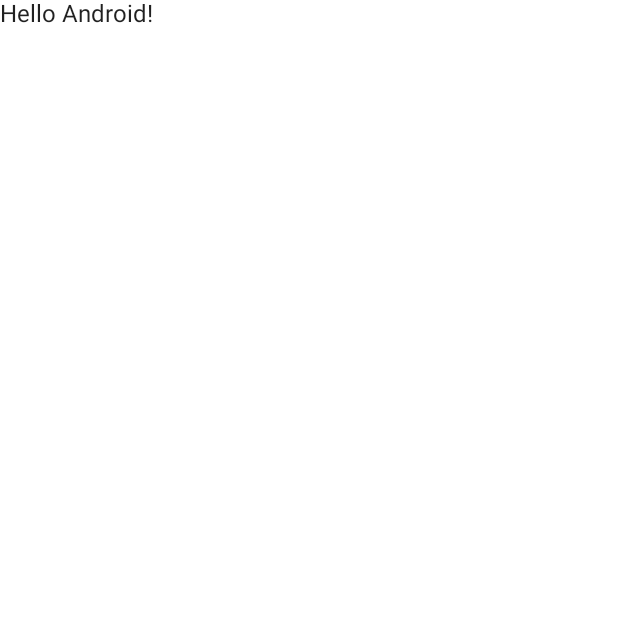
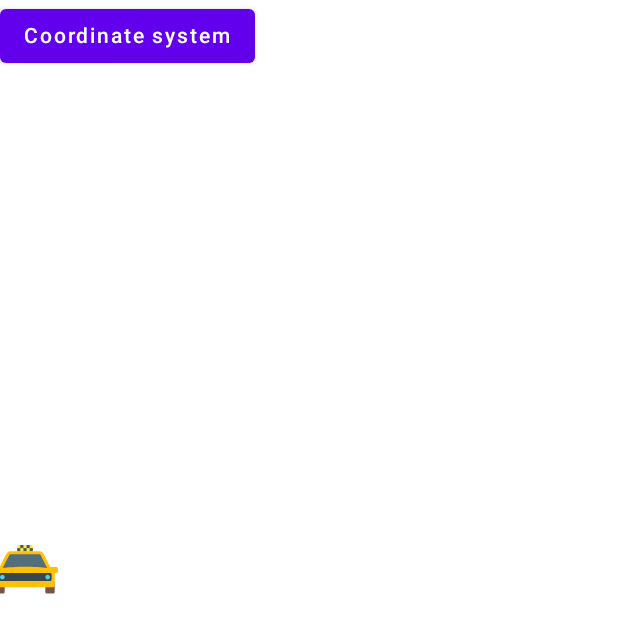
Before and after one commit to Rinat-M/AndroidInterview, an Android app built with Jetpack Compose: the screen it shows after launch (MainActivity), on a phone screen of 412 x 824 dp. Before the commit the part shown is almost empty. Shown: the top 633 px of the screen. Run offline under Robolectric (Android 15) with nearby library versions, the light colour scheme and no system bars.

Commit message:
Implemented object movement along a sinusoid

```diff
--- a/ObjectMovement/app/build.gradle
+++ b/ObjectMovement/app/build.gradle
@@ -10,8 +10,8 @@
         applicationId "com.rino.objectmovement"
         minSdk 28
         targetSdk 33
-        versionCode 1
-        versionName "1.0"
+        versionCode 2
+        versionName "1.1.0"
 
         testInstrumentationRunner "androidx.test.runner.AndroidJUnitRunner"
         vectorDrawables {
--- a/ObjectMovement/app/src/main/java/com/rino/objectmovement/MainActivity.kt
+++ b/ObjectMovement/app/src/main/java/com/rino/objectmovement/MainActivity.kt
@@ -1,43 +1,138 @@
 package com.rino.objectmovement
 
 import android.os.Bundle
+import android.util.Log
 import androidx.activity.ComponentActivity
 import androidx.activity.compose.setContent
-import androidx.compose.foundation.layout.fillMaxSize
+import androidx.compose.animation.core.FastOutSlowInEasing
+import androidx.compose.animation.core.animateOffsetAsState
+import androidx.compose.animation.core.tween
+import androidx.compose.foundation.Canvas
+import androidx.compose.foundation.Image
+import androidx.compose.foundation.clickable
+import androidx.compose.foundation.layout.*
+import androidx.compose.material.Button
 import androidx.compose.material.MaterialTheme
 import androidx.compose.material.Surface
 import androidx.compose.material.Text
-import androidx.compose.runtime.Composable
+import androidx.compose.runtime.*
+import androidx.compose.ui.Alignment
 import androidx.compose.ui.Modifier
+import androidx.compose.ui.geometry.Offset
+import androidx.compose.ui.geometry.Size
+import androidx.compose.ui.graphics.Color
+import androidx.compose.ui.graphics.PointMode
+import androidx.compose.ui.res.painterResource
 import androidx.compose.ui.tooling.preview.Preview
+import androidx.compose.ui.unit.IntOffset
+import androidx.compose.ui.unit.dp
 import com.rino.objectmovement.ui.theme.ObjectMovementTheme
+import com.rino.objectmovement.utils.coordinateSystem
+import com.rino.objectmovement.utils.getSinusoidPoints
 
 class MainActivity : ComponentActivity() {
     override fun onCreate(savedInstanceState: Bundle?) {
         super.onCreate(savedInstanceState)
         setContent {
-            ObjectMovementTheme {
-                // A surface container using the 'background' color from the theme
-                Surface(
-                    modifier = Modifier.fillMaxSize(),
-                    color = MaterialTheme.colors.background
-                ) {
-                    Greeting("Android")
-                }
-            }
+            MyApp()
         }
     }
 }
 
 @Composable
-fun Greeting(name: String) {
-    Text(text = "Hello $name!")
+fun MyApp() {
+    ObjectMovementTheme {
+        Surface(
+            color = MaterialTheme.colors.background
+        ) {
+            var showCoordinateSystem by remember { mutableStateOf(false) }
+
+            Button(
+                modifier = Modifier.wrapContentSize(),
+                onClick = { showCoordinateSystem = !showCoordinateSystem }
+            ) {
+                Text("Coordinate system")
+            }
+
+            if (showCoordinateSystem) {
+                SinusoidInCoordinateSystem()
+            }
+
+            MovingTaxi()
+        }
+    }
+}
+
+@Composable
+fun SinusoidInCoordinateSystem() {
+    Canvas(modifier = Modifier.fillMaxSize()) {
+        coordinateSystem(Color.Gray)
+        val points = getSinusoidPoints(size)
+        Log.d("TAG_DRAW", "Draw points")
+        drawPoints(
+            points = points,
+            strokeWidth = 4f,
+            pointMode = PointMode.Points,
+            color = Color.Blue
+        )
+    }
+}
+
+@Composable
+fun MovingTaxi() {
+    BoxWithConstraints(modifier = Modifier.fillMaxSize()) {
+        val points = getSinusoidPoints(
+            Size(
+                constraints.maxWidth.toFloat(),
+                constraints.maxHeight.toFloat()
+            )
+        )
+
+        val xShift = constraints.maxWidth.toFloat() * 0.18f
+        val yShift = constraints.maxHeight.toFloat() * 0.1f
+
+        val stepByPointsForAnimation = 10
+
+        var isAnimated by remember { mutableStateOf(false) }
+        var currentPointIndex by remember { mutableStateOf(0) }
+
+        val animatedSizeOffset: Offset by animateOffsetAsState(
+            targetValue = if (!isAnimated) {
+                currentPointIndex = 0
+                points[currentPointIndex]
+            } else {
+                currentPointIndex =
+                    if (currentPointIndex + stepByPointsForAnimation < points.size) {
+                        currentPointIndex + stepByPointsForAnimation
+                    } else points.size - 1
+
+                points[currentPointIndex]
+            },
+            animationSpec = tween(
+                durationMillis = 50,
+                easing = FastOutSlowInEasing
+            ),
+        )
+
+        Image(
+            painter = painterResource(R.drawable.ic_taxi),
+            contentDescription = null,
+            alignment = Alignment.Center,
+            modifier = Modifier
+                .width(100.dp)
+                .offset {
+                    IntOffset(
+                        if (animatedSizeOffset.x > constraints.maxWidth - xShift) animatedSizeOffset.x.toInt() - xShift.toInt() else animatedSizeOffset.x.toInt() - 50,
+                        if (animatedSizeOffset.y > constraints.maxWidth - yShift) animatedSizeOffset.y.toInt() - yShift.toInt() else animatedSizeOffset.y.toInt() - 50
+                    )
+                }
+                .clickable { isAnimated = !isAnimated }
+        )
+    }
 }
 
 @Preview(showBackground = true)
 @Composable
 fun DefaultPreview() {
-    ObjectMovementTheme {
-        Greeting("Android")
-    }
+    MyApp()
 }
--- /dev/null
+++ b/ObjectMovement/app/src/main/java/com/rino/objectmovement/utils/Extensions.kt
@@ -0,0 +1,41 @@
+package com.rino.objectmovement.utils
+
+import androidx.compose.ui.geometry.Offset
+import androidx.compose.ui.graphics.Color
+import androidx.compose.ui.graphics.Path
+import androidx.compose.ui.graphics.drawscope.DrawScope
+
+fun DrawScope.coordinateSystem(color: Color) {
+    val middleW = size.width / 2
+    val middleH = size.height / 2
+    drawLine(
+        color = color,
+        start = Offset(0f, middleH),
+        end = Offset(size.width - 1, middleH),
+        strokeWidth = 2f
+    )
+    drawPath(
+        path = Path().apply {
+            moveTo(middleW, 0f)
+            relativeLineTo(-20f, 20f)
+            relativeLineTo(40f, -0F)
+            close()
+        },
+        Color.Gray,
+    )
+    drawLine(
+        color = color,
+        start = Offset(middleW, 0f),
+        end = Offset(middleW, size.height - 1),
+        strokeWidth = 3f
+    )
+    drawPath(
+        path = Path().apply {
+            moveTo(size.width - 1, middleH)
+            relativeLineTo(-20f, 20f)
+            relativeLineTo(0f, -40F)
+            close()
+        },
+        Color.Gray,
+    )
+}
--- /dev/null
+++ b/ObjectMovement/app/src/main/java/com/rino/objectmovement/utils/utils.kt
@@ -0,0 +1,17 @@
+package com.rino.objectmovement.utils
+
+import androidx.compose.ui.geometry.Offset
+import androidx.compose.ui.geometry.Size
+import kotlin.math.sin
+
+fun getSinusoidPoints(size: Size): List<Offset> {
+    val middleH = size.height / 2
+    val points = mutableListOf<Offset>()
+
+    for (x in 0 until size.width.toInt()) {
+        val y = (sin(x * (2f * Math.PI / size.width)) * middleH + middleH).toFloat()
+        points.add(Offset(x.toFloat(), y))
+    }
+
+    return points
+}
--- /dev/null
+++ b/ObjectMovement/app/src/main/res/drawable/ic_taxi.xml
@@ -0,0 +1,118 @@
+<vector xmlns:android="http://schemas.android.com/apk/res/android"
+    android:width="400dp"
+    android:height="400dp"
+    android:viewportWidth="400"
+    android:viewportHeight="400">
+  <path
+      android:pathData="M220.85,150.01C220.85,152.3 218.99,154.18 216.68,154.18L183.32,154.18C181.02,154.18 179.15,152.3 179.15,150.01L179.15,137.49C179.15,135.2 181.02,133.32 183.32,133.32L216.68,133.32C218.99,133.32 220.85,135.2 220.85,137.49Z"
+      android:strokeLineJoin="miter"
+      android:strokeWidth="4.17"
+      android:fillColor="#FFEB3B"
+      android:fillType="nonZero"
+      android:strokeColor="#00000000"
+      android:strokeLineCap="butt"/>
+  <path
+      android:pathData="M179.16,141.66L187.5,141.66L187.5,150L179.16,150Z"
+      android:strokeLineJoin="miter"
+      android:strokeWidth="4.17"
+      android:fillColor="#455A64"
+      android:fillType="nonZero"
+      android:strokeColor="#00000000"
+      android:strokeLineCap="butt"/>
+  <path
+      android:pathData="M187.5,133.33L195.84,133.33L195.84,141.67L187.5,141.67Z"
+      android:strokeLineJoin="miter"
+      android:strokeWidth="4.17"
+      android:fillColor="#455A64"
+      android:fillType="nonZero"
+      android:strokeColor="#00000000"
+      android:strokeLineCap="butt"/>
+  <path
+      android:pathData="M195.83,141.66L204.17,141.66L204.17,150L195.83,150Z"
+      android:strokeLineJoin="miter"
+      android:strokeWidth="4.17"
+      android:fillColor="#455A64"
+      android:fillType="nonZero"
+      android:strokeColor="#00000000"
+      android:strokeLineCap="butt"/>
+  <path
+      android:pathData="M204.16,133.33L212.5,133.33L212.5,141.67L204.16,141.67Z"
+      android:strokeLineJoin="miter"
+      android:strokeWidth="4.17"
+      android:fillColor="#455A64"
+      android:fillType="nonZero"
+      android:strokeColor="#00000000"
+      android:strokeLineCap="butt"/>
+  <path
+      android:pathData="M212.5,141.66L220.84,141.66L220.84,150L212.5,150Z"
+      android:strokeLineJoin="miter"
+      android:strokeWidth="4.17"
+      android:fillColor="#455A64"
+      android:fillType="nonZero"
+      android:strokeColor="#00000000"
+      android:strokeLineCap="butt"/>
+  <path
+      android:pathData="M145.84,233.32C145.84,231.01 143.98,229.15 141.67,229.15L124.99,229.15C122.68,229.15 120.82,231.01 120.82,233.32L120.82,258.34C120.82,260.65 122.68,262.51 124.99,262.51L141.67,262.51C143.98,262.51 145.84,260.65 145.84,258.34Z"
+      android:strokeLineJoin="miter"
+      android:strokeWidth="4.17"
+      android:fillColor="#795548"
+      android:fillType="nonZero"
+      android:strokeColor="#00000000"
+      android:strokeLineCap="butt"/>
+  <path
+      android:pathData="M279.18,233.32C279.18,231.01 277.32,229.15 275.01,229.15L258.33,229.15C256.02,229.15 254.16,231.01 254.16,233.32L254.16,258.34C254.16,260.65 256.02,262.51 258.33,262.51L275.01,262.51C277.32,262.51 279.18,260.65 279.18,258.34Z"
+      android:strokeLineJoin="miter"
+      android:strokeWidth="4.17"
+      android:fillColor="#795548"
+      android:fillType="nonZero"
+      android:strokeColor="#00000000"
+      android:strokeLineCap="butt"/>
+  <path
+      android:pathData="M283.4,191.68L267.18,191.68C267.18,191.68 251.21,160.36 250.04,158.32C247.71,154.26 245.87,149.98 237.53,149.98C229.19,149.98 216.68,149.98 200,149.98C183.66,149.98 170.81,149.98 162.47,149.98C154.13,149.98 152.63,154.15 149.96,158.32C148.48,160.65 132.74,191.68 132.74,191.68L116.6,191.68C114.29,191.68 112.43,193.54 112.43,195.85L112.43,204.19C112.43,206.5 114.29,208.36 116.6,208.36L283.4,208.36C285.71,208.36 287.57,206.5 287.57,204.19L287.57,195.85C287.57,193.54 285.71,191.68 283.4,191.68Z"
+      android:strokeLineJoin="miter"
+      android:strokeWidth="4.17"
+      android:fillColor="#FFC107"
+      android:fillType="nonZero"
+      android:strokeColor="#00000000"
+      android:strokeLineCap="butt"/>
+  <path
+      android:pathData="M270.89,195.82C270.89,195.82 233.36,191.65 200,191.65C166.64,191.65 129.11,195.82 129.11,195.82C124.5,195.82 120.77,203.72 120.77,208.32L120.77,241.68C120.77,244 122.63,245.85 124.94,245.85L275.06,245.85C277.37,245.85 279.23,244 279.23,241.68L279.23,208.32C279.23,203.72 275.5,195.82 270.89,195.82Z"
+      android:strokeLineJoin="miter"
+      android:strokeWidth="4.17"
+      android:fillColor="#FFC107"
+      android:fillType="nonZero"
+      android:strokeColor="#00000000"
+      android:strokeLineCap="butt"/>
+  <path
+      android:pathData="M200,191.66C221.98,191.66 245.71,193.47 259.38,194.7C253.3,182.78 243.74,164.1 242.81,162.43L242.32,161.6C240.46,158.3 240.46,158.3 237.53,158.3C229.71,158.3 212.51,158.3 200,158.3C187.56,158.3 170.31,158.3 162.47,158.3C159.75,158.3 159.75,158.3 157.94,161.26C157.63,161.77 157.32,162.27 156.98,162.79C155.92,164.57 147.78,180.43 140.55,194.7C154.21,193.47 177.98,191.66 200,191.66Z"
+      android:strokeLineJoin="miter"
+      android:strokeWidth="4.17"
+      android:fillColor="#546E7A"
+      android:fillType="nonZero"
+      android:strokeColor="#00000000"
+      android:strokeLineCap="butt"/>
+  <path
+      android:pathData="M270.89,225.01C270.89,227.32 269.03,229.18 266.72,229.18L133.28,229.18C130.97,229.18 129.11,227.32 129.11,225.01L129.11,212.49C129.11,210.18 130.97,208.32 133.28,208.32L266.72,208.32C269.03,208.32 270.89,210.18 270.89,212.49Z"
+      android:strokeLineJoin="miter"
+      android:strokeWidth="4.17"
+      android:fillColor="#37474F"
+      android:fillType="nonZero"
+      android:strokeColor="#00000000"
+      android:strokeLineCap="butt"/>
+  <path
+      android:pathData="M145.84,218.75C145.84,222.2 143.03,225.01 139.58,225.01C136.13,225.01 133.32,222.2 133.32,218.75C133.32,215.3 136.13,212.49 139.58,212.49C143.03,212.49 145.84,215.3 145.84,218.75Z"
+      android:strokeLineJoin="miter"
+      android:strokeWidth="4.17"
+      android:fillColor="#4DD0E1"
+      android:fillType="nonZero"
+      android:strokeColor="#00000000"
+      android:strokeLineCap="butt"/>
+  <path
+      android:pathData="M266.68,218.75C266.68,222.2 263.87,225.01 260.42,225.01C256.97,225.01 254.17,222.2 254.17,218.75C254.17,215.3 256.97,212.49 260.42,212.49C263.87,212.49 266.68,215.3 266.68,218.75Z"
+      android:strokeLineJoin="miter"
+      android:strokeWidth="4.17"
+      android:fillColor="#4DD0E1"
+      android:fillType="nonZero"
+      android:strokeColor="#00000000"
+      android:strokeLineCap="butt"/>
+</vector>
```
